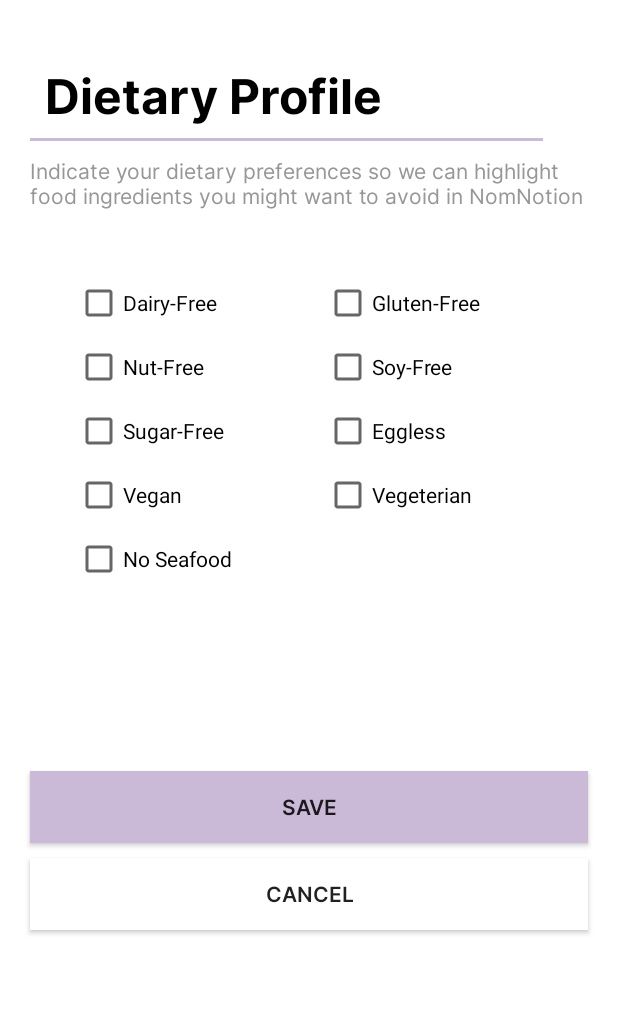
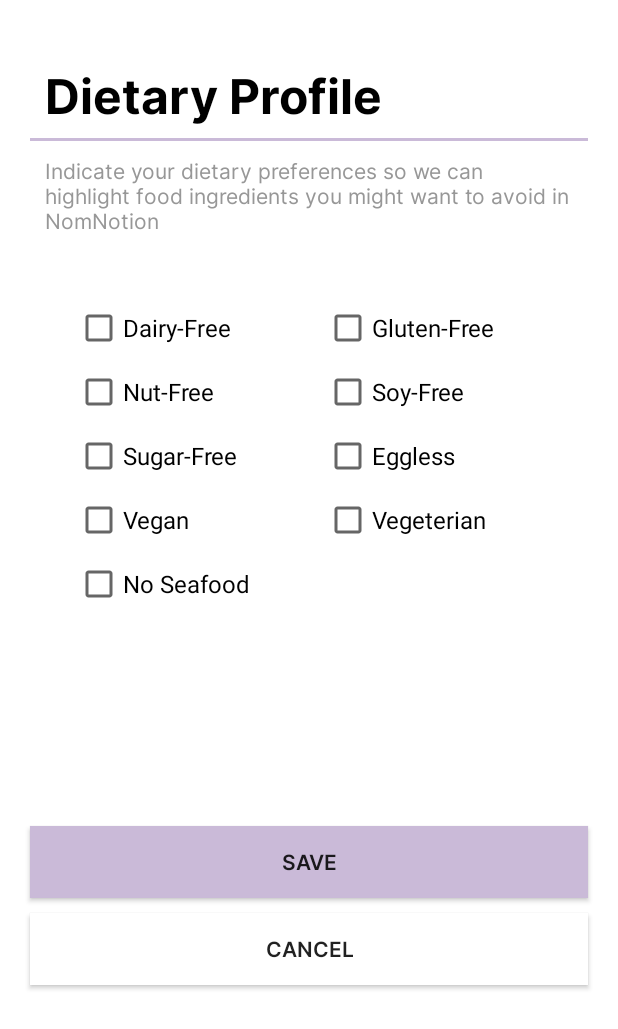
Before and after one commit to RaeanneZ/FoodNav, an Android app: the DietConstraintActivity screen opened directly, with no data from a screen before it, on a phone screen of 412 x 824 dp. Shown: the top 1029 px of the screen. Run offline under Robolectric (Android 15) with nearby library versions, the phone set to English and light mode, and no system bars.

```diff
--- a/app/src/main/java/sg/edu/np/mad/mad24p03team2/DatabaseFunctions/GetDietConstraint.java
+++ b/app/src/main/java/sg/edu/np/mad/mad24p03team2/DatabaseFunctions/GetDietConstraint.java
@@ -65,6 +65,8 @@ public class GetDietConstraint extends AsyncTaskExecutorService<String, String ,
                     Log.d("GetDietConstraint: ", e.getMessage());
                 }
             }
+
+            Log.d("GetDietConstraint", "dietPRef found in database, size = "+dietContraintList.size());
             // Save db return for global access
             SingletonDietConstraints.getInstance().setDietProfile(dietContraintList);
             isSuccess = true;
--- a/app/src/main/java/sg/edu/np/mad/mad24p03team2/NomNotion.java
+++ b/app/src/main/java/sg/edu/np/mad/mad24p03team2/NomNotion.java
@@ -279,7 +279,7 @@ public class NomNotion extends Fragment {
             //setIngredient listing
             String listing = "";
             for (String item : cIngredients) {
-                listing += ", " + item;
+                listing += item +", ";
             }
 
             switch (dc) {
@@ -317,6 +317,7 @@ public class NomNotion extends Fragment {
                         ivSugar.setVisibility(View.VISIBLE);
                         txtViewSugar.setText(listing);
                     }
+                    cvSugar.setVisibility(View.VISIBLE);
                     break;
                 case GLUTEN_FREE:
                     if (cIngredients.isEmpty()) {
--- a/app/src/main/java/sg/edu/np/mad/mad24p03team2/ProfileActivity.java
+++ b/app/src/main/java/sg/edu/np/mad/mad24p03team2/ProfileActivity.java
@@ -107,7 +107,7 @@ public class ProfileActivity extends AppCompatActivity {
         saveBtn.setOnClickListener(v-> {
             try {
                 updateProfile();
-                Intent intent = new Intent(ProfileActivity.this, SelectionActivity.class); //MainActivity2.class);
+                Intent intent = new Intent(ProfileActivity.this, SelectionActivity.class);
                 startActivity(intent);
                 finish();
             } catch (NumberFormatException e) {
--- a/app/src/main/res/layout/activity_diet_constraint.xml
+++ b/app/src/main/res/layout/activity_diet_constraint.xml
@@ -18,7 +18,7 @@
             android:layout_width="0dp"
             android:layout_height="wrap_content"
             android:layout_marginStart="20dp"
-            android:layout_marginTop="40dp"
+            android:layout_marginTop="20dp"
             android:layout_marginEnd="20dp"
             android:orientation="vertical"
             app:layout_constraintEnd_toEndOf="parent"
@@ -27,7 +27,8 @@
 
             <androidx.constraintlayout.widget.ConstraintLayout
                 android:layout_width="match_parent"
-                android:layout_height="match_parent">
+                android:layout_height="match_parent"
+                android:layout_marginTop="20dp">
 
                 <TextView
                     android:id="@+id/textViewTitle"
@@ -46,7 +47,6 @@
                     style="@style/Divider.Horizontal.Lavender"
                     android:layout_width="match_parent"
                     android:layout_marginTop="5dp"
-                    android:layout_marginEnd="30dp"
                     app:layout_constraintEnd_toEndOf="@+id/textViewTitle"
                     app:layout_constraintHorizontal_bias="0.413"
                     app:layout_constraintStart_toStartOf="@+id/textViewTitle"
@@ -56,11 +56,15 @@
                     android:id="@+id/textView5"
                     android:layout_width="match_parent"
                     android:layout_height="wrap_content"
+                    android:layout_marginStart="10dp"
                     android:layout_marginTop="10dp"
+                    android:layout_marginEnd="10dp"
                     android:fontFamily="@font/inter_regular"
                     android:text="Indicate your dietary preferences so we can highlight food ingredients you might want to avoid in NomNotion"
                     android:textColor="@color/grey"
                     android:textSize="14sp"
+                    app:layout_constraintEnd_toEndOf="parent"
+                    app:layout_constraintStart_toStartOf="parent"
                     app:layout_constraintTop_toBottomOf="@+id/divider" />
             </androidx.constraintlayout.widget.ConstraintLayout>
 
@@ -91,14 +95,16 @@
                     android:layout_width="80dp"
                     android:layout_height="wrap_content"
                     android:layout_weight="1"
-                    android:text="Dairy-Free" />
+                    android:text="Dairy-Free"
+                    android:textSize="16sp"/>
 
                 <CheckBox
                     android:id="@+id/checkBoxGluten"
                     android:layout_width="80dp"
                     android:layout_height="wrap_content"
                     android:layout_weight="1"
-                    android:text="Gluten-Free" />
+                    android:text="Gluten-Free"
+                    android:textSize="16sp"/>
 
 
             </LinearLayout>
@@ -115,14 +121,16 @@
                     android:layout_width="80dp"
                     android:layout_height="wrap_content"
                     android:layout_weight="1"
-                    android:text="Nut-Free" />
+                    android:text="Nut-Free"
+                    android:textSize="16sp"/>
 
                 <CheckBox
                     android:id="@+id/checkBoxSoy"
                     android:layout_width="80dp"
                     android:layout_height="wrap_content"
                     android:layout_weight="1"
-                    android:text="Soy-Free" />
+                    android:text="Soy-Free"
+                    android:textSize="16sp"/>
 
 
             </LinearLayout>
@@ -139,14 +147,16 @@
                     android:layout_width="80dp"
                     android:layout_height="wrap_content"
                     android:layout_weight="1"
-                    android:text="Sugar-Free" />
+                    android:text="Sugar-Free"
+                    android:textSize="16sp"/>
 
                 <CheckBox
                     android:id="@+id/checkBoxEgg"
                     android:layout_width="80dp"
                     android:layout_height="wrap_content"
                     android:layout_weight="1"
-                    android:text="Eggless" />
+                    android:text="Eggless"
+                    android:textSize="16sp"/>
 
             </LinearLayout>
 
@@ -162,14 +172,16 @@
                     android:layout_width="80dp"
                     android:layout_height="wrap_content"
                     android:layout_weight="1"
-                    android:text="Vegan" />
+                    android:text="Vegan"
+                    android:textSize="16sp"/>
 
                 <CheckBox
                     android:id="@+id/checkBoxVegeterian"
                     android:layout_width="80dp"
                     android:layout_height="wrap_content"
                     android:layout_weight="1"
-                    android:text="Vegeterian" />
+                    android:text="Vegeterian"
+                    android:textSize="16sp"/>
 
             </LinearLayout>
 
@@ -185,7 +197,8 @@
                     android:layout_width="80dp"
                     android:layout_height="wrap_content"
                     android:layout_weight="1"
-                    android:text="No Seafood" />
+                    android:text="No Seafood"
+                    android:textSize="16sp"/>
 
 
             </LinearLayout>
@@ -196,7 +209,7 @@
             android:id="@+id/saveBtn"
             android:layout_width="0dp"
             android:layout_height="48dp"
-            android:layout_marginTop="120dp"
+            android:layout_marginTop="140dp"
             android:background="@color/lavender"
             android:fontFamily="@font/inter_semibold"
             android:text="Save"
```
Also changed, not shown: app/src/main/java/sg/edu/np/mad/mad24p03team2/Dashboard.java (+6 -2 lines), app/src/main/java/sg/edu/np/mad/mad24p03team2/DatabaseFunctions/DietConstraintDB.java (+3 -5 lines), app/src/main/java/sg/edu/np/mad/mad24p03team2/DatabaseFunctions/RegisterUser.java (+12 -9 lines), app/src/main/java/sg/edu/np/mad/mad24p03team2/DietConstraintActivity.java (+3 -6 lines), app/src/main/java/sg/edu/np/mad/mad24p03team2/LoginActivity.java (+18 -8 lines), app/src/main/res/layout/activity_change_password.xml (+24 -14 lines), app/src/main/res/layout/fragment_accountpage.xml (+13 -5 lines), app/src/main/res/layout/fragment_dashboard.xml (+5 -7 lines), app/src/main/res/layout/fragment_nom_notion.xml (+6 -6 lines).
